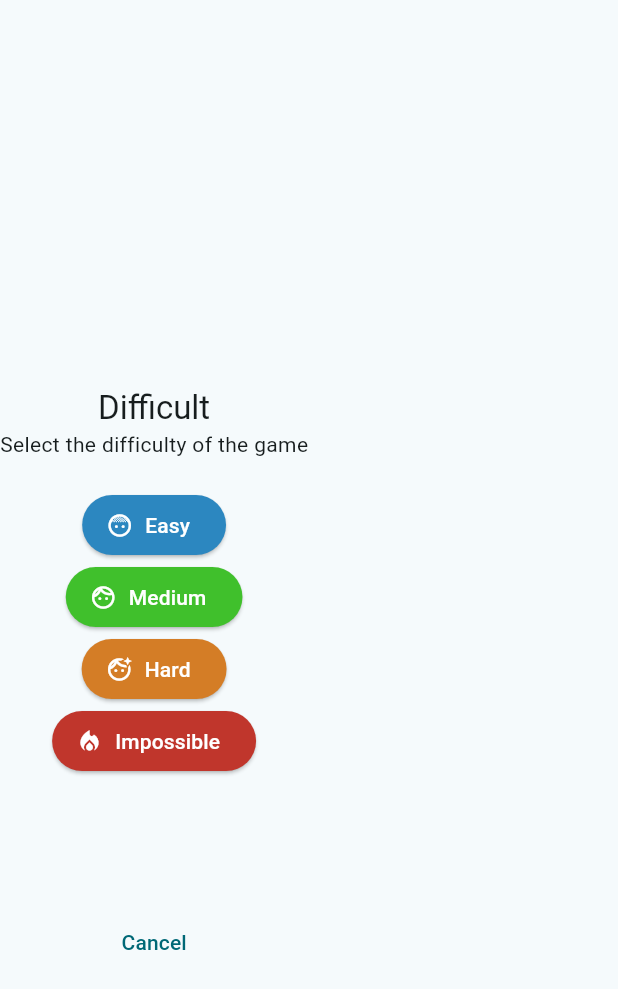
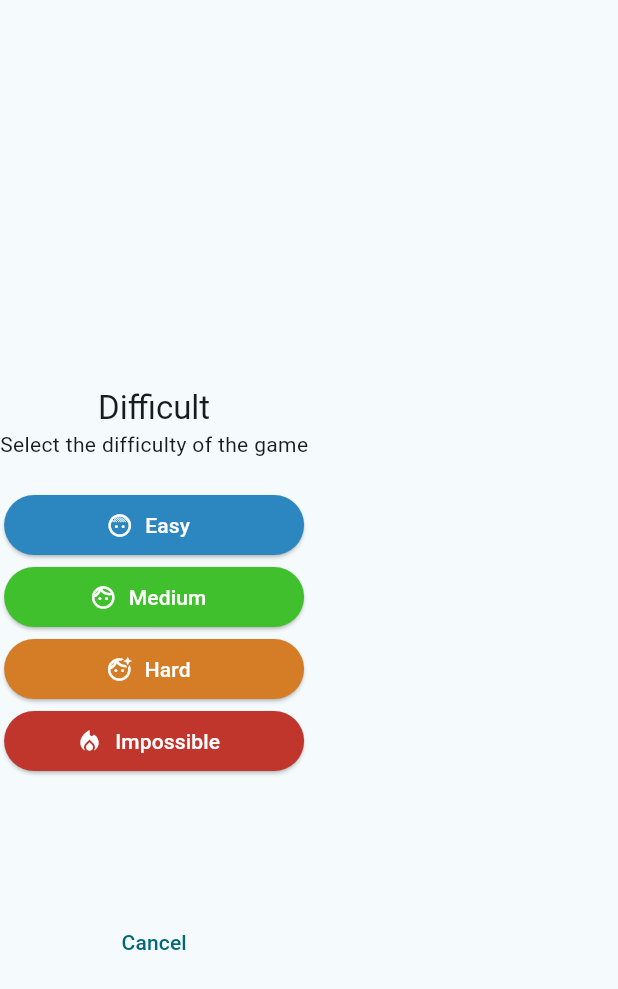
Before and after one commit to box-bm/Minimal-tic-tac-toe, a Flutter app: the SingleGameLevels widget shown alone on an empty page, opened directly, on a phone screen of 412 x 824 dp. Shown: the top 989 px of the screen. Run offline on Flutter 3.47's test engine with Material 2 defaults, Android fonts, the phone set to English and light mode, and no system bars; our stand-ins replace animated_text_kit, audioplayers, bloc, equatable, flutter_bloc, flutter_colorpicker and 3 more; missing offline and left inert: lit_relative_date_time, rate_my_app; network calls fail.

Commit message:
align buttons as symetric

```diff
--- a/lib/widgets/levels/single_game_levels.dart
+++ b/lib/widgets/levels/single_game_levels.dart
@@ -25,7 +25,11 @@ class SingleGameLevels extends StatelessWidget {
             style: Theme.of(context).textTheme.titleLarge),
         Text(S.of(context).selectYourDifficultLabel),
         const SizedBox(height: 20),
-        ...Level.values
+        SizedBox(
+          width: 200,
+          child: Column(
+              crossAxisAlignment: CrossAxisAlignment.stretch,
+              children: Level.values
                   .map(
                     (e) => GameLevelButton(
                         onPressed: () => onPressOption(context, e),
@@ -33,7 +37,8 @@ class SingleGameLevels extends StatelessWidget {
                         label: e.label,
                         background: e.color),
                   )
-            .toList(),
+                  .toList()),
+        ),
         const Spacer(),
         TextButton(
           onPressed: () => Navigator.pop(context),
```
Lines whose indentation alone changed are shown as unchanged.
